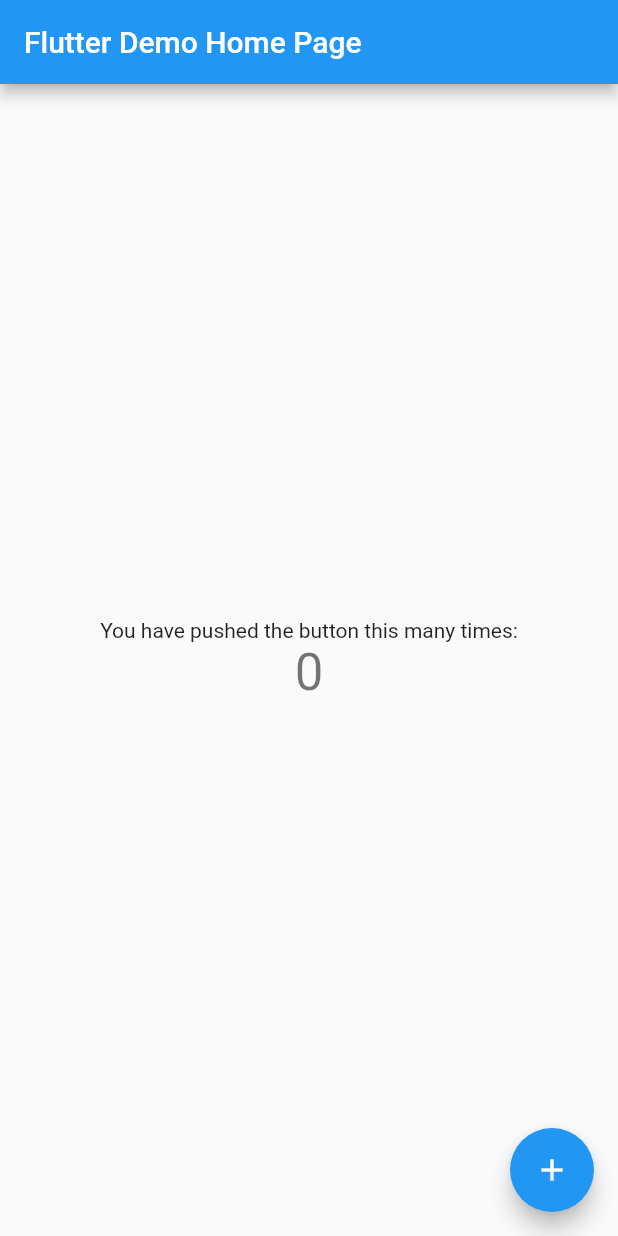
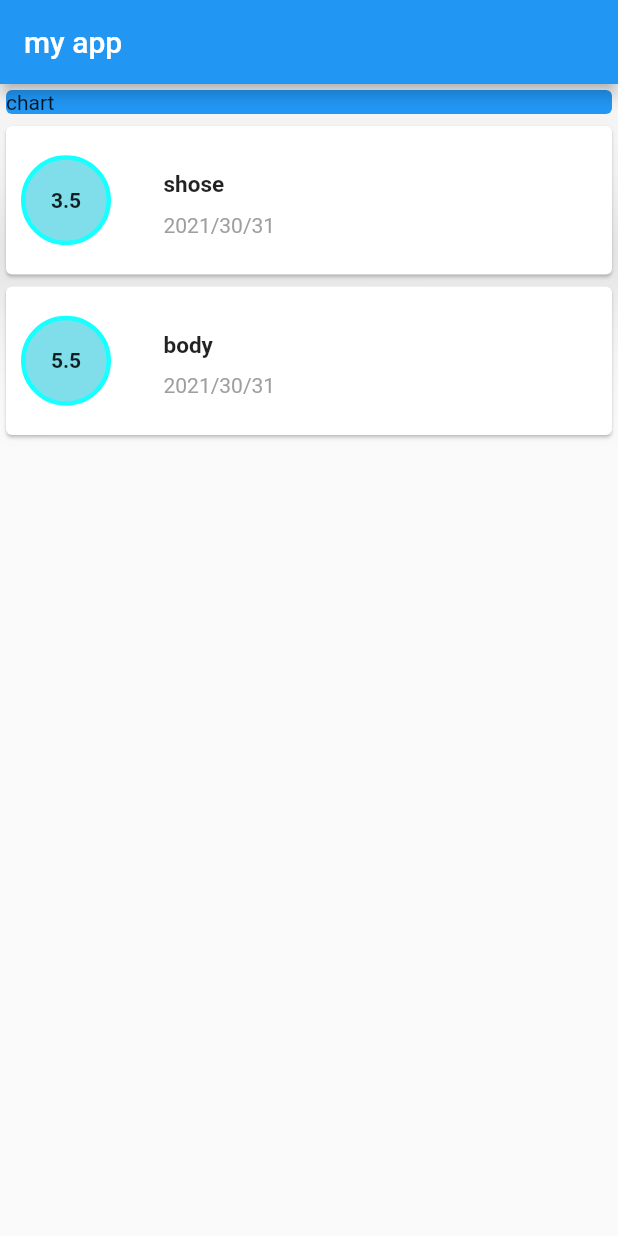
Before and after one commit to Musab-Al-omari/app-PersonalExpenses-Flutter, a Flutter app: the screen it shows after launch, on a phone screen of 412 x 824 dp. Run offline on Flutter 3.47's test engine with Material 2 defaults, Android fonts, the phone set to English and light mode, and no system bars.

Commit message:
add the layout of the app

```diff
--- a/lib/main.dart
+++ b/lib/main.dart
@@ -1,113 +1,97 @@
+import 'package:intl/intl.dart';
+import 'package:intl/intl_browser.dart';
+
 import 'package:flutter/material.dart';
+import './transaction.dart';
 
 void main() {
   runApp(MyApp());
 }
 
 class MyApp extends StatelessWidget {
-  // This widget is the root of your application.
   @override
   Widget build(BuildContext context) {
     return MaterialApp(
-      title: 'Flutter Demo',
-      theme: ThemeData(
-        // This is the theme of your application.
-        //
-        // Try running your application with "flutter run". You'll see the
-        // application has a blue toolbar. Then, without quitting the app, try
-        // changing the primarySwatch below to Colors.green and then invoke
-        // "hot reload" (press "r" in the console where you ran "flutter run",
-        // or simply save your changes to "hot reload" in a Flutter IDE).
-        // Notice that the counter didn't reset back to zero; the application
-        // is not restarted.
-        primarySwatch: Colors.blue,
-      ),
-      home: MyHomePage(title: 'Flutter Demo Home Page'),
+      title: 'flutter app',
+      home: MyHomePage(),
     );
   }
 }
 
-class MyHomePage extends StatefulWidget {
-  MyHomePage({Key? key, required this.title}) : super(key: key);
-
-  // This widget is the home page of your application. It is stateful, meaning
-  // that it has a State object (defined below) that contains fields that affect
-  // how it looks.
-
-  // This class is the configuration for the state. It holds the values (in this
-  // case the title) provided by the parent (in this case the App widget) and
-  // used by the build method of the State. Fields in a Widget subclass are
-  // always marked "final".
-
-  final String title;
-
-  @override
-  _MyHomePageState createState() => _MyHomePageState();
-}
-
-class _MyHomePageState extends State<MyHomePage> {
-  int _counter = 0;
-
-  void _incrementCounter() {
-    setState(() {
-      // This call to setState tells the Flutter framework that something has
-      // changed in this State, which causes it to rerun the build method below
-      // so that the display can reflect the updated values. If we changed
-      // _counter without calling setState(), then the build method would not be
-      // called again, and so nothing would appear to happen.
-      _counter++;
-    });
-  }
-
+class MyHomePage extends StatelessWidget {
+  final List<Transaction> transaction = [
+    Transaction(
+      id: 't1',
+      title: 'shose',
+      amount: 3.5,
+      date: DateTime.now(),
+    ),
+    Transaction(
+      id: 't2',
+      title: 'body',
+      amount: 5.5,
+      date: DateTime.now(),
+    )
+  ];
   @override
   Widget build(BuildContext context) {
-    // This method is rerun every time setState is called, for instance as done
-    // by the _incrementCounter method above.
-    //
-    // The Flutter framework has been optimized to make rerunning build methods
-    // fast, so that you can just rebuild anything that needs updating rather
-    // than having to individually change instances of widgets.
     return Scaffold(
       appBar: AppBar(
-        // Here we take the value from the MyHomePage object that was created by
-        // the App.build method, and use it to set our appbar title.
-        title: Text(widget.title),
+        title: Text('my app'),
       ),
-      body: Center(
-        // Center is a layout widget. It takes a single child and positions it
-        // in the middle of the parent.
+      body: Column(
+        children: <Widget>[
+          Card(
+            color: Colors.blue,
+            child: Container(width: double.infinity, child: Text('chart')),
+            elevation: 50,
+          ),
+          Column(
+            children: transaction.map((value) {
+              return Card(
+                  child: Row(
+                children: [
+                  Container(
+                    alignment: Alignment.center,
+                    child: Text(
+                      value.amount.toString(),
+                      style: TextStyle(fontWeight: FontWeight.bold),
+                    ),
+                    margin: EdgeInsets.all(10),
+                    width: 60,
+                    height: 60,
+                    decoration: BoxDecoration(
+                      border: Border.all(color: Colors.cyanAccent, width: 3),
+                      shape: BoxShape.circle,
+                      color: Colors.cyan.shade200,
+                    ),
+                  ),
+                  Container(
+                    margin: EdgeInsets.all(25),
                     child: Column(
-          // Column is also a layout widget. It takes a list of children and
-          // arranges them vertically. By default, it sizes itself to fit its
-          // children horizontally, and tries to be as tall as its parent.
-          //
-          // Invoke "debug painting" (press "p" in the console, choose the
-          // "Toggle Debug Paint" action from the Flutter Inspector in Android
-          // Studio, or the "Toggle Debug Paint" command in Visual Studio Code)
-          // to see the wireframe for each widget.
-          //
-          // Column has various properties to control how it sizes itself and
-          // how it positions its children. Here we use mainAxisAlignment to
-          // center the children vertically; the main axis here is the vertical
-          // axis because Columns are vertical (the cross axis would be
-          // horizontal).
-          mainAxisAlignment: MainAxisAlignment.center,
-          children: <Widget>[
-            Text(
-              'You have pushed the button this many times:',
+                      crossAxisAlignment: CrossAxisAlignment.start,
+                      children: [
+                        Container(
+                          margin: EdgeInsets.only(bottom: 10, top: 5),
+                          child: Text(
+                            value.title,
+                            style: TextStyle(
+                                fontSize: 15, fontWeight: FontWeight.bold),
+                          ),
                         ),
                         Text(
-              '$_counter',
-              style: Theme.of(context).textTheme.headline4,
+                          DateFormat('yyyy/mm/dd').format(value.date),
+                          style: TextStyle(color: Colors.grey),
                         ),
                       ],
                     ),
+                  )
+                ],
+              ));
+            }).toList(),
+          )
+        ],
       ),
-      floatingActionButton: FloatingActionButton(
-        onPressed: _incrementCounter,
-        tooltip: 'Increment',
-        child: Icon(Icons.add),
-      ), // This trailing comma makes auto-formatting nicer for build methods.
     );
   }
 }
--- /dev/null
+++ b/lib/transaction.dart
@@ -0,0 +1,13 @@
+class Transaction {
+  final String id;
+  final String title;
+  final double amount;
+  final DateTime date;
+
+  Transaction({
+    required this.id,
+    required this.title,
+    required this.amount,
+    required this.date,
+  });
+}
--- a/pubspec.yaml
+++ b/pubspec.yaml
@@ -23,6 +23,7 @@
 dependencies:
   flutter:
     sdk: flutter
+  intl: ^0.17.0
 
 
   # The following adds the Cupertino Icons font to your application.
```
Also changed, not shown: pubspec.lock. Lines whose indentation alone changed are shown as unchanged.
